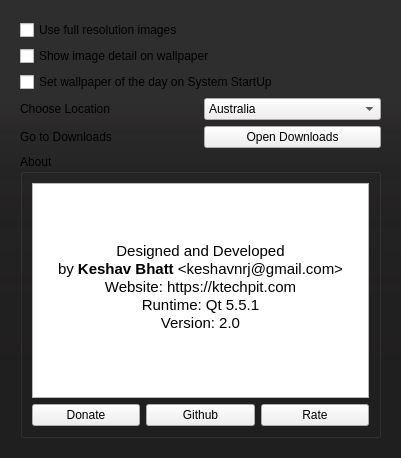
Old version of the form src/settings.ui in the repository keshavbhatt/BingWall.
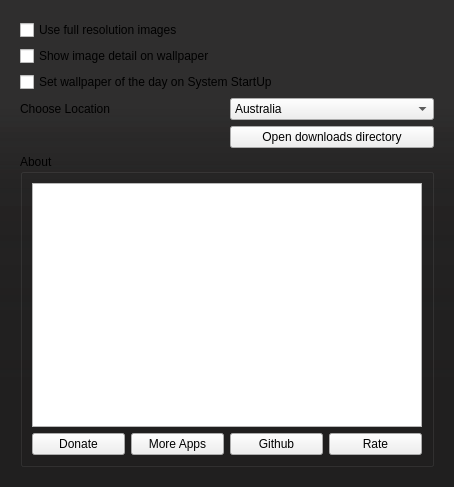
New version of the form. Icons and pictures are not drawn. Custom widgets are drawn as their Qt base class.

Diff of the .ui file:
```diff
--- a/src/settings.ui
+++ b/src/settings.ui
@@ -6,8 +6,8 @@
    <rect>
     <x>0</x>
     <y>0</y>
-    <width>401</width>
-    <height>458</height>
+    <width>454</width>
+    <height>487</height>
    </rect>
   </property>
   <property name="windowTitle">
@@ -113,20 +113,13 @@
           </item>
          </widget>
         </item>
-        <item row="1" column="0">
-         <widget class="QLabel" name="label_2">
-          <property name="text">
-           <string>Go to Downloads</string>
-          </property>
-         </widget>
-        </item>
         <item row="1" column="1">
          <widget class="controlButton" name="downloads">
           <property name="toolTip">
            <string>Open download directory</string>
           </property>
           <property name="text">
-           <string>Open Downloads</string>
+           <string>Open downloads directory</string>
           </property>
           <property name="icon">
            <iconset resource="images.qrc">
@@ -166,15 +159,7 @@
 &lt;html&gt;&lt;head&gt;&lt;meta name=&quot;qrichtext&quot; content=&quot;1&quot; /&gt;&lt;style type=&quot;text/css&quot;&gt;
 p, li { white-space: pre-wrap; }
 &lt;/style&gt;&lt;/head&gt;&lt;body style=&quot; font-family:'Ubuntu'; font-size:11pt; font-weight:400; font-style:normal;&quot;&gt;
-&lt;p align=&quot;center&quot; style=&quot;-qt-paragraph-type:empty; margin-top:0px; margin-bottom:0px; margin-left:0px; margin-right:0px; -qt-block-indent:0; text-indent:0px;&quot;&gt;&lt;br /&gt;&lt;/p&gt;
-&lt;p align=&quot;center&quot; style=&quot; margin-top:0px; margin-bottom:0px; margin-left:0px; margin-right:0px; -qt-block-indent:0; text-indent:0px;&quot;&gt;&lt;img src=&quot;:/resources/binfwall_64.png&quot; /&gt;&lt;/p&gt;
-&lt;p align=&quot;center&quot; style=&quot;-qt-paragraph-type:empty; margin-top:0px; margin-bottom:0px; margin-left:0px; margin-right:0px; -qt-block-indent:0; text-indent:0px;&quot;&gt;&lt;br /&gt;&lt;/p&gt;
-&lt;p align=&quot;center&quot; style=&quot; margin-top:0px; margin-bottom:0px; margin-left:0px; margin-right:0px; -qt-block-indent:0; text-indent:0px;&quot;&gt;Designed and Developed&lt;/p&gt;
-&lt;p align=&quot;center&quot; style=&quot; margin-top:0px; margin-bottom:0px; margin-left:0px; margin-right:0px; -qt-block-indent:0; text-indent:0px;&quot;&gt;by &lt;span style=&quot; font-weight:600;&quot;&gt;Keshav Bhatt&lt;/span&gt; &amp;lt;keshavnrj@gmail.com&amp;gt;&lt;/p&gt;
-&lt;p align=&quot;center&quot; style=&quot; margin-top:0px; margin-bottom:0px; margin-left:0px; margin-right:0px; -qt-block-indent:0; text-indent:0px;&quot;&gt;Website: https://ktechpit.com&lt;/p&gt;
-&lt;p align=&quot;center&quot; style=&quot; margin-top:0px; margin-bottom:0px; margin-left:0px; margin-right:0px; -qt-block-indent:0; text-indent:0px;&quot;&gt;Runtime: Qt 5.5.1&lt;/p&gt;
-&lt;p align=&quot;center&quot; style=&quot; margin-top:0px; margin-bottom:0px; margin-left:0px; margin-right:0px; -qt-block-indent:0; text-indent:0px;&quot;&gt;Version: 2.0&lt;/p&gt;
-&lt;p align=&quot;center&quot; style=&quot;-qt-paragraph-type:empty; margin-top:0px; margin-bottom:0px; margin-left:0px; margin-right:0px; -qt-block-indent:0; text-indent:0px;&quot;&gt;&lt;br /&gt;&lt;/p&gt;&lt;/body&gt;&lt;/html&gt;</string>
+&lt;p style=&quot;-qt-paragraph-type:empty; margin-top:0px; margin-bottom:0px; margin-left:0px; margin-right:0px; -qt-block-indent:0; text-indent:0px;&quot;&gt;&lt;br /&gt;&lt;/p&gt;&lt;/body&gt;&lt;/html&gt;</string>
              </property>
             </widget>
            </item>
@@ -203,6 +188,26 @@
                </property>
               </widget>
              </item>
+             <item>
+              <widget class="controlButton" name="moreApps">
+               <property name="toolTip">
+                <string>Checkout more Application by Developer</string>
+               </property>
+               <property name="text">
+                <string>More Apps</string>
+               </property>
+               <property name="icon">
+                <iconset resource="images.qrc">
+                 <normaloff>:/resources/star-line.png</normaloff>:/resources/star-line.png</iconset>
+               </property>
+               <property name="iconSize">
+                <size>
+                 <width>22</width>
+                 <height>22</height>
+                </size>
+               </property>
+              </widget>
+             </item>
              <item>
               <widget class="controlButton" name="github">
                <property name="toolTip">
```
